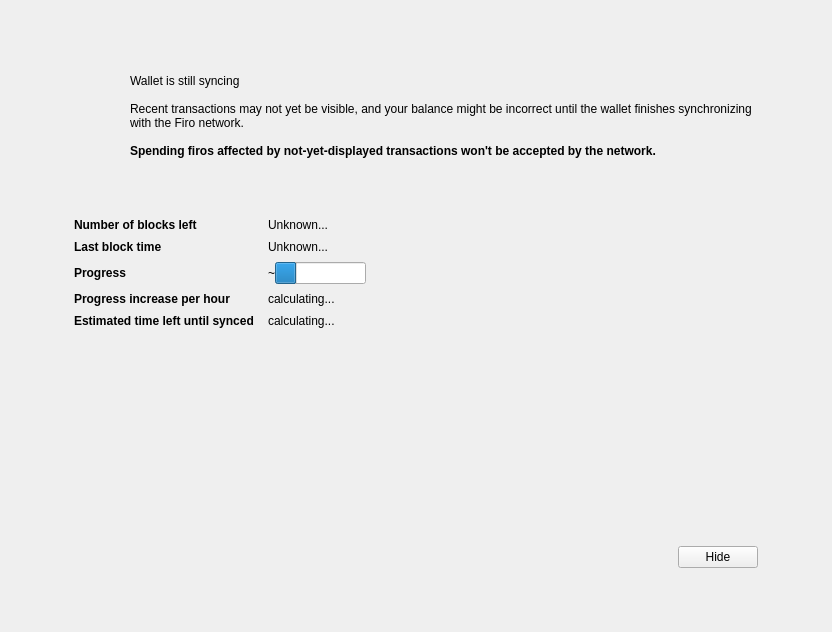
First picture: the form in src/qt/forms/modaloverlay.ui, repository firoorg/firo, before the edit.
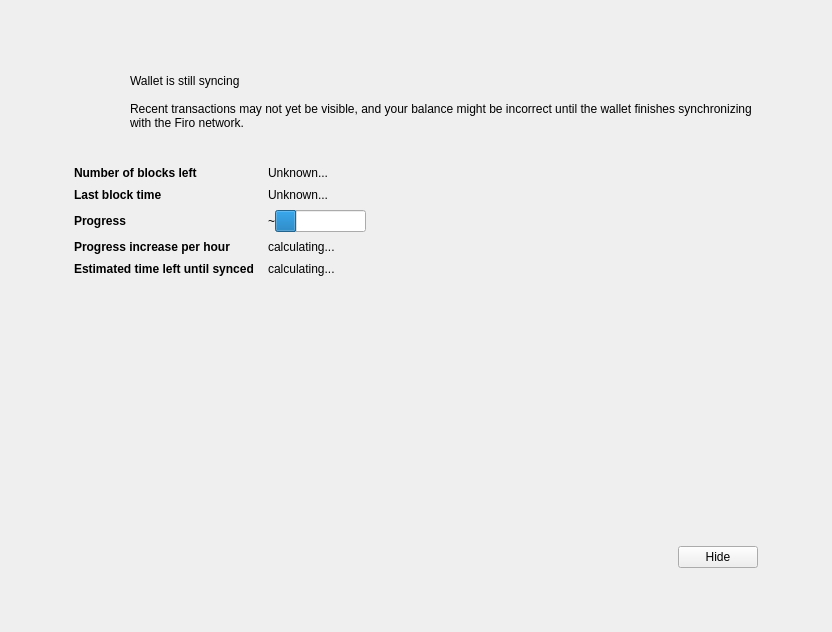
Second picture: the form after the edit. Icons and pictures are not drawn. Custom widgets are drawn as their Qt base class.

Commit message: Qt: remove obsolete sync warning

What changed in the file:
```diff
--- a/src/qt/forms/modaloverlay.ui
+++ b/src/qt/forms/modaloverlay.ui
@@ -157,38 +157,6 @@
                </property>
               </widget>
              </item>
-             <item>
-              <widget class="QLabel" name="infoTextStrong">
-               <property name="font">
-                <font>
-                 <weight>75</weight>
-                 <bold>true</bold>
-                </font>
-               </property>
-               <property name="text">
-                <string>Spending firos affected by not-yet-displayed transactions won't be accepted by the network.</string>
-               </property>
-               <property name="textFormat">
-                <enum>Qt::RichText</enum>
-               </property>
-               <property name="wordWrap">
-                <bool>true</bool>
-               </property>
-              </widget>
-             </item>
-             <item>
-              <spacer name="verticalSpacerInTextSpace">
-               <property name="orientation">
-                <enum>Qt::Vertical</enum>
-               </property>
-               <property name="sizeHint" stdset="0">
-                <size>
-                 <width>20</width>
-                 <height>24</height>
-                </size>
-               </property>
-              </spacer>
-             </item>
             </layout>
            </item>
           </layout>
```
The commit also changes 2 other files.
